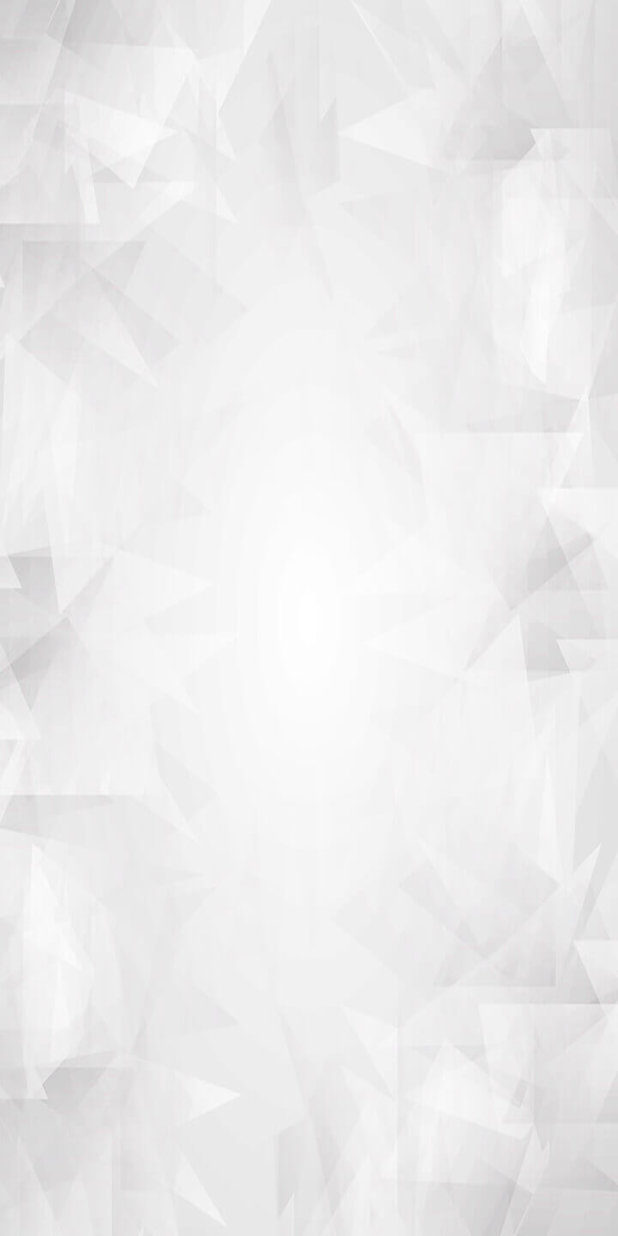
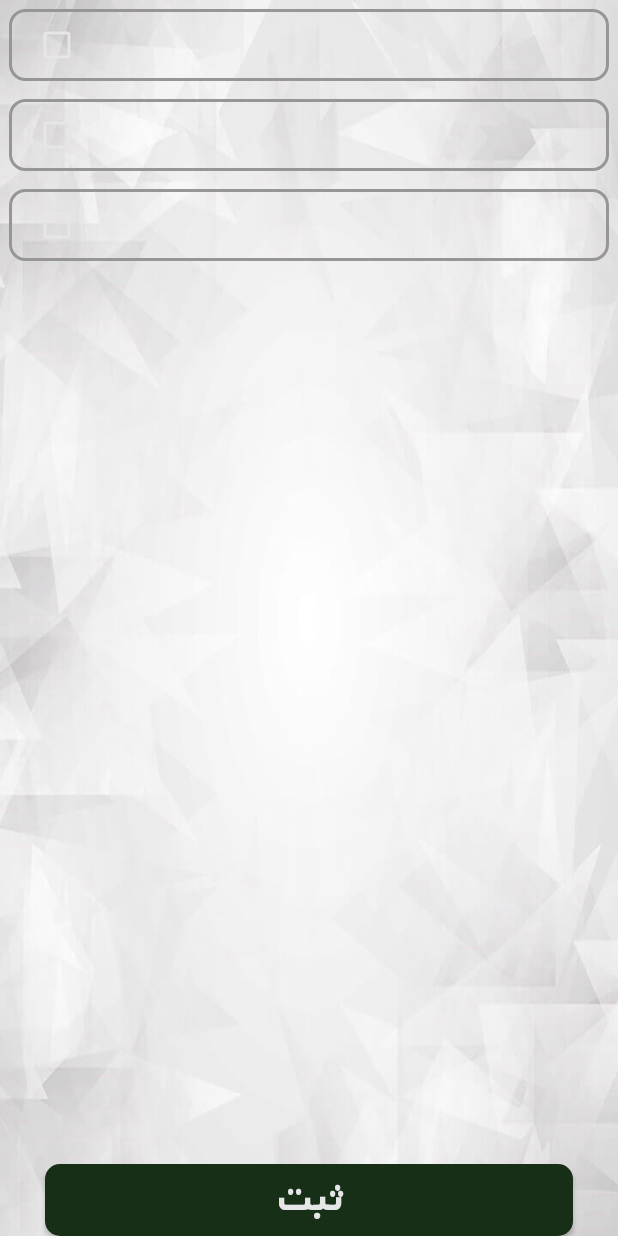
Before and after one commit to iamAliRostami/CounterReading, an Android app: the layout activity_reading_report.xml on its own in the app's theme, with its tools: preview values and no code run, on a phone screen of 412 x 824 dp. Run offline under Robolectric (Android 15) with nearby library versions, the phone set to English and light mode, and no system bars.

Commit message:
first ui commit.

```diff
--- a/app/build.gradle
+++ b/app/build.gradle
@@ -61,6 +61,7 @@ dependencies {
     androidTestImplementation 'androidx.test.ext:junit:1.1.2'
     androidTestImplementation 'androidx.test.espresso:espresso-core:3.3.0'
     implementation 'androidx.constraintlayout:constraintlayout:2.0.2'
+    implementation 'androidx.recyclerview:recyclerview:1.1.0'
 //    implementation 'androidx.multidex:multidex:2.0.1'
 //    implementation 'io.reactivex.rxjava2:rxandroid:2.1.0'
 //    implementation 'com.github.mayuce:AndroidDocumentScanner:1.4'
--- a/app/src/main/java/com/leon/reading_counter/utils/custom_dialogue/LovelyChoiceDialog.java
+++ b/app/src/main/java/com/leon/reading_counter/utils/custom_dialogue/LovelyChoiceDialog.java
@@ -87,7 +87,7 @@ public class LovelyChoiceDialog extends AbsLovelyDialog<LovelyChoiceDialog> {
     public <T> LovelyChoiceDialog setItemsMultiChoice(ArrayAdapter<T> adapter, boolean[] selectionState, OnItemsSelectedListener<T> itemsSelectedListener) {
         LayoutInflater inflater = LayoutInflater.from(getContext());
         View confirmBtnContainer = inflater.inflate(R.layout.dialog_item_footer_confirm, null);
-        confirmButton = (TextView) confirmBtnContainer.findViewById(R.id.ld_btn_confirm);
+        confirmButton = confirmBtnContainer.findViewById(R.id.ld_btn_confirm);
         confirmButton.setOnClickListener(new ItemsSelectedAdapter<>(itemsSelectedListener));
         choicesList.addFooterView(confirmBtnContainer);
 
--- /dev/null
+++ b/app/src/main/res/drawable/border_green_3.xml
@@ -0,0 +1,11 @@
+<?xml version="1.0" encoding="utf-8"?>
+<shape xmlns:android="http://schemas.android.com/apk/res/android"
+    android:shape="rectangle">
+    <corners android:radius="@dimen/medium_dp" />
+    <padding
+        android:bottom="@dimen/small_dp"
+        android:left="@dimen/small_dp"
+        android:right="@dimen/small_dp"
+        android:top="@dimen/small_dp" />
+    <solid android:color="@color/green" />
+</shape>
--- a/app/src/main/res/layout/activity_reading_report.xml
+++ b/app/src/main/res/layout/activity_reading_report.xml
@@ -1,8 +1,29 @@
 <?xml version="1.0" encoding="utf-8"?>
-<androidx.constraintlayout.widget.ConstraintLayout xmlns:android="http://schemas.android.com/apk/res/android"
+<RelativeLayout xmlns:android="http://schemas.android.com/apk/res/android"
     xmlns:tools="http://schemas.android.com/tools"
     android:layout_width="match_parent"
     android:layout_height="match_parent"
     tools:context=".activities.ReadingReportActivity">
 
-</androidx.constraintlayout.widget.ConstraintLayout>
+    <androidx.recyclerview.widget.RecyclerView
+        android:id="@+id/listViewReports"
+        android:layout_width="match_parent"
+        android:layout_height="match_parent"
+        android:layout_above="@+id/button_submit"
+        android:dividerHeight="@dimen/low_dp"
+        tools:listitem="@layout/item_public" />
+
+    <Button
+        android:id="@+id/button_submit"
+        style="@style/text_bold"
+        android:layout_width="match_parent"
+        android:layout_height="wrap_content"
+        android:layout_alignParentBottom="true"
+        android:layout_marginLeft="@dimen/huge_dp"
+        android:layout_marginTop="@dimen/low_dp"
+        android:layout_marginRight="@dimen/huge_dp"
+        android:background="@drawable/border_green_3"
+        android:text="@string/submit"
+        android:textColor="@color/text_color_light"
+        android:textSize="@dimen/text_size_large" />
+</RelativeLayout>
--- a/app/src/main/res/layout/fragment_high_fragment.xml
+++ b/app/src/main/res/layout/fragment_high_fragment.xml
@@ -49,7 +49,7 @@
                 android:textSize="@dimen/text_size_large" />
 
             <Button
-                android:id="@+id/buttonSubmit"
+                android:id="@+id/button_submit"
                 style="@style/text_bold"
                 android:layout_width="0dp"
                 android:layout_height="wrap_content"
--- a/app/src/main/res/layout/fragment_place.xml
+++ b/app/src/main/res/layout/fragment_place.xml
@@ -188,7 +188,7 @@
         </LinearLayout>
 
         <Button
-            android:id="@+id/buttonSubmit"
+            android:id="@+id/button_submit"
             style="@style/text_bold"
             android:layout_width="match_parent"
             android:layout_height="wrap_content"
--- a/app/src/main/res/layout/fragment_reading.xml
+++ b/app/src/main/res/layout/fragment_reading.xml
@@ -264,7 +264,7 @@
                 android:weightSum="2">
 
                 <Button
-                    android:id="@+id/buttonSubmit"
+                    android:id="@+id/button_submit"
                     style="@style/text_bold"
                     android:layout_width="0dp"
                     android:layout_height="wrap_content"
--- /dev/null
+++ b/app/src/main/res/layout/item_public.xml
@@ -0,0 +1,14 @@
+<?xml version="1.0" encoding="utf-8"?>
+
+<CheckedTextView xmlns:android="http://schemas.android.com/apk/res/android"
+    android:id="@android:id/text1"
+    android:layout_width="match_parent"
+    android:layout_height="?android:attr/listPreferredItemHeightSmall"
+    android:layout_margin="@dimen/low_dp"
+    android:background="@drawable/border_gray_3"
+    android:checkMark="?android:attr/listChoiceIndicatorMultiple"
+    android:gravity="center_vertical"
+    android:paddingStart="?android:attr/listPreferredItemPaddingStart"
+    android:paddingEnd="?android:attr/listPreferredItemPaddingEnd"
+    android:textAppearance="?android:attr/textAppearanceListItemSmall"
+    android:textColor="@color/text_color_dark" />
```
